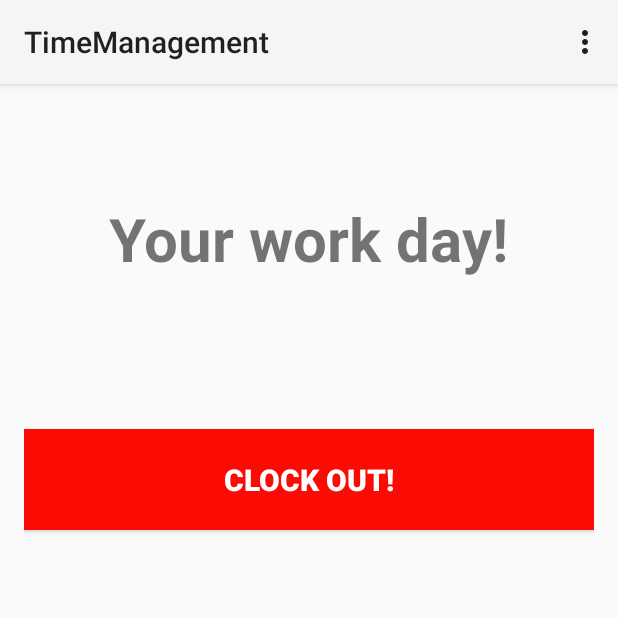
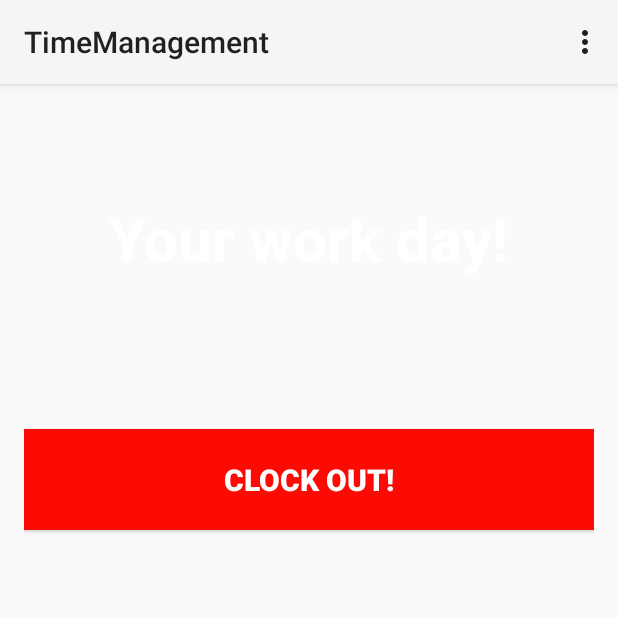
Before and after one commit to tomquercia/LeanApp, an Android app: the TimeManagement screen opened directly, with no data from a screen before it, on a phone screen of 412 x 824 dp, the top half of it. Run offline under Robolectric (Android 15) with nearby library versions, the phone set to English and light mode, and no system bars.

Commit message:
changing text color to white

```diff
--- a/mobile/src/main/res/values-v21/styles.xml
+++ b/mobile/src/main/res/values-v21/styles.xml
@@ -1,9 +1,10 @@
 <?xml version="1.0" encoding="utf-8"?>
 <resources>
-    <style name="LeanTheme" parent="Theme.AppCompat.Light">
+    <style name="LeanTheme" parent="Base.Theme.AppCompat.Light">
         <!-- Set AppCompat’s color theming attrs -->
         <item name="android:colorPrimary">@color/nw_blue</item>
         <item name="android:colorPrimaryDark">@color/nw_darkblue</item>
+        <item name="android:textColor">@color/white</item>
         <!-- Other attributes -->
     </style>
 </resources>
--- a/mobile/src/main/res/values/styles.xml
+++ b/mobile/src/main/res/values/styles.xml
@@ -1,7 +1,8 @@
 <resources>
 
     <!-- Base application theme. -->
-    <style name="LeanTheme" parent="Theme.AppCompat.Light.DarkActionBar">
+    <style name="LeanTheme" parent="Base.Theme.AppCompat.Light.DarkActionBar">
+        <item name="android:textColor">@color/white</item>
         <!-- Customize your theme here. -->
     </style>
 
```
